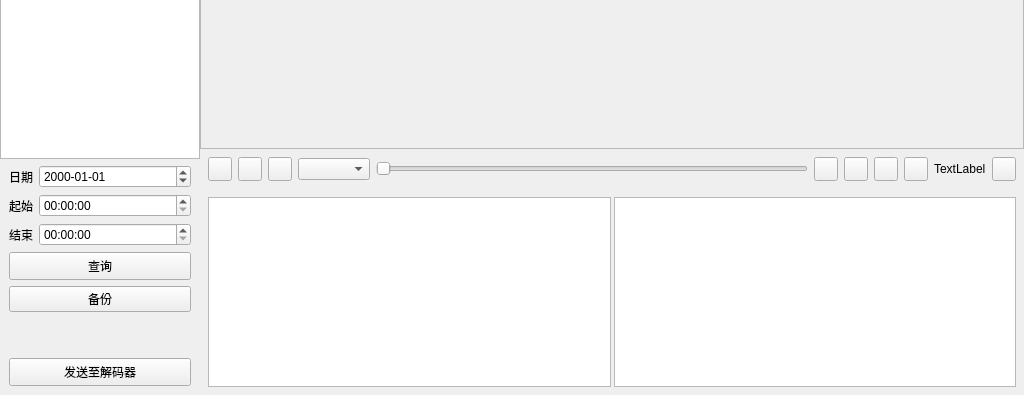
Old version of the form gui/page/form_playback.ui in the repository yao3gang/Network_Keyboard; both pictures show x 0 to 1024 and y 373 to 768 of the 1024 by 768 pixel window.
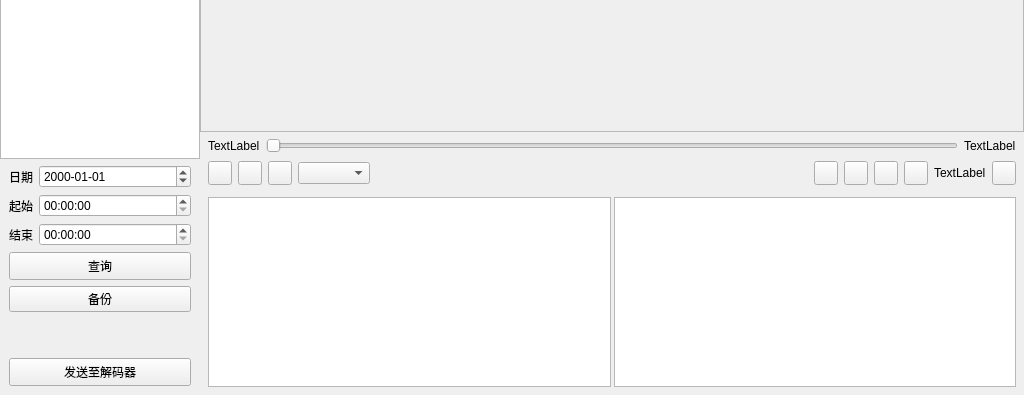
New version of the form. Icons and pictures are not drawn. Custom widgets are drawn as their Qt base class.

Diff of the .ui file:
```diff
--- a/gui/page/form_playback.ui
+++ b/gui/page/form_playback.ui
@@ -302,7 +302,7 @@
          <height>16777215</height>
         </size>
        </property>
-       <layout class="QVBoxLayout" name="verticalLayout_3" stretch="0,1">
+       <layout class="QVBoxLayout" name="verticalLayout_3" stretch="0,0,1">
         <property name="spacing">
          <number>0</number>
         </property>
@@ -310,7 +310,7 @@
          <number>0</number>
         </property>
         <item>
-         <widget class="QWidget" name="widget_play_ctrl" native="true">
+         <widget class="QWidget" name="widget_play_slider" native="true">
           <property name="sizePolicy">
            <sizepolicy hsizetype="Preferred" vsizetype="Fixed">
             <horstretch>0</horstretch>
@@ -318,8 +318,56 @@
            </sizepolicy>
           </property>
           <layout class="QHBoxLayout" name="horizontalLayout_2">
-           <property name="margin">
+           <property name="leftMargin">
             <number>8</number>
+           </property>
+           <property name="topMargin">
+            <number>6</number>
+           </property>
+           <property name="rightMargin">
+            <number>8</number>
+           </property>
+           <property name="bottomMargin">
+            <number>8</number>
+           </property>
+           <item>
+            <widget class="QLabel" name="lab_time_start">
+             <property name="text">
+              <string>TextLabel</string>
+             </property>
+            </widget>
+           </item>
+           <item>
+            <widget class="custom_slider" name="slider_play">
+             <property name="orientation">
+              <enum>Qt::Horizontal</enum>
+             </property>
+            </widget>
+           </item>
+           <item>
+            <widget class="QLabel" name="lab_time_end">
+             <property name="text">
+              <string>TextLabel</string>
+             </property>
+            </widget>
+           </item>
+          </layout>
+         </widget>
+        </item>
+        <item>
+         <widget class="QWidget" name="widget_play_ctrl" native="true">
+          <layout class="QHBoxLayout" name="horizontalLayout_8">
+           <property name="leftMargin">
+            <number>8</number>
+           </property>
+           <property name="topMargin">
+            <number>0</number>
+           </property>
+           <property name="rightMargin">
+            <number>8</number>
+           </property>
+           <property name="bottomMargin">
+            <number>4</number>
            </property>
            <item>
             <widget class="QPushButton" name="btn_play">
@@ -412,11 +460,17 @@
             </widget>
            </item>
            <item>
-            <widget class="QSlider" name="slider_play">
+            <spacer name="horizontalSpacer">
              <property name="orientation">
               <enum>Qt::Horizontal</enum>
              </property>
-            </widget>
+             <property name="sizeHint" stdset="0">
+              <size>
+               <width>40</width>
+               <height>20</height>
+              </size>
+             </property>
+            </spacer>
            </item>
            <item>
             <widget class="QPushButton" name="btn_page_start">
@@ -632,6 +686,11 @@
    <extends>QTreeWidget</extends>
    <header>treewidget_dev.h</header>
   </customwidget>
+  <customwidget>
+   <class>custom_slider</class>
+   <extends>QSlider</extends>
+   <header>custom_slider.h</header>
+  </customwidget>
  </customwidgets>
  <resources>
   <include location="../other/rc.qrc"/>
```
